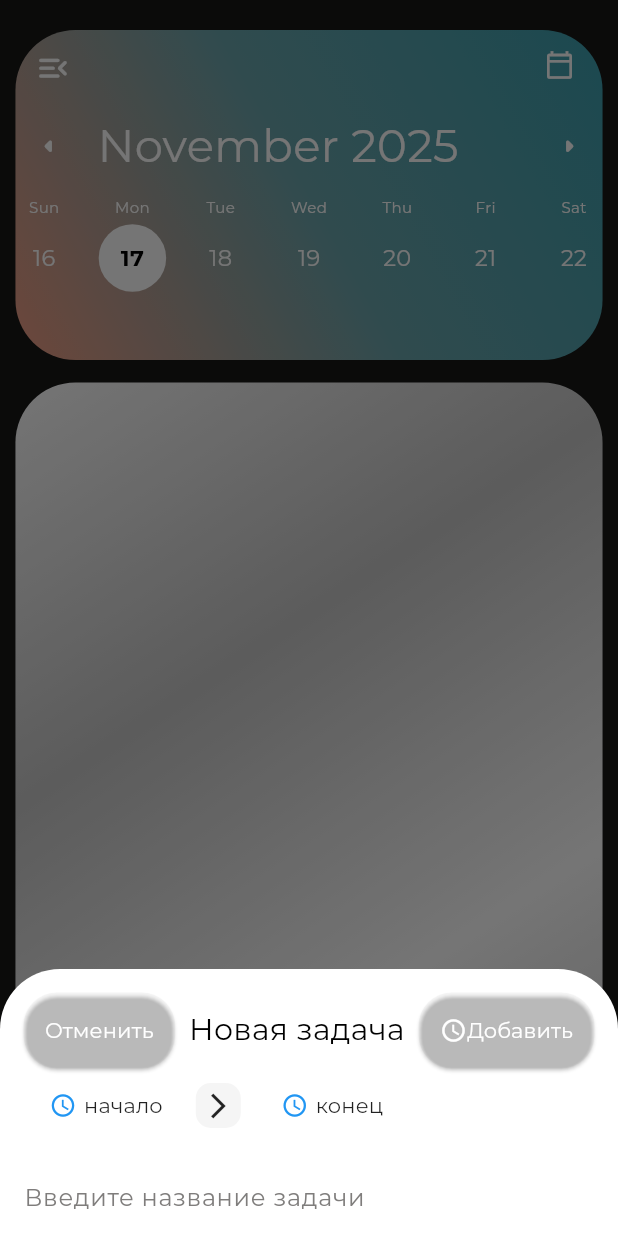
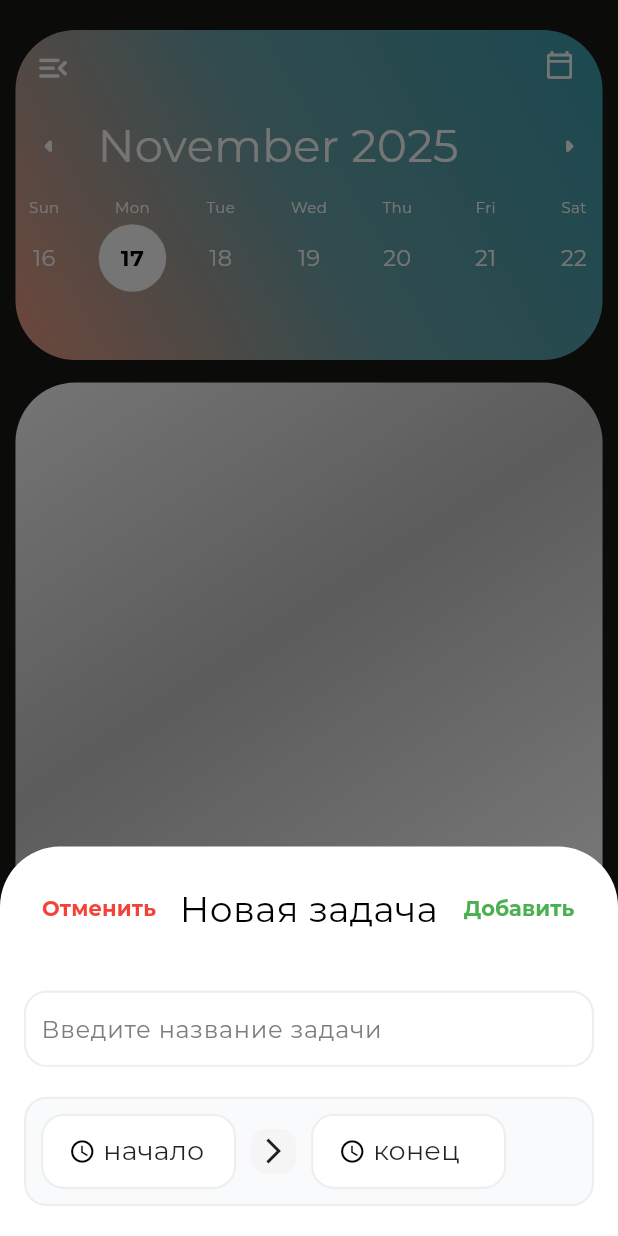
Before and after one commit to Aveerr/Flutter_todo, a Flutter app: the screen it shows after launch, after a tap on the "add" icon, on a phone screen of 412 x 824 dp. Run offline on Flutter 3.47's test engine with Material 3 defaults, Android fonts, the phone set to English and light mode, and no system bars; drawn by our look-alikes of table_calendar; project files that could hold a hidden picture were left out.

Commit message:
feat: Расширен функционал диалогового окна конкретной задачи, изменен дизайн модального окна добавления задачи

```diff
--- a/lib/core/widget/task.dart
+++ b/lib/core/widget/task.dart
@@ -69,9 +69,43 @@ class _TaskState extends State<Task> {
                 child: Padding(
                   padding: EdgeInsets.all(16),
                   child: Container(
-                    width: 100,
+                    width: 200,
                     height: 100,
-                    child: Center(child: Text('ПОКА ЗДЕСЬ НИЧЕГО НЕТУ')),
+                    child: Column(
+                      children: [
+                        Row(
+                          children: [
+                            TextButton(
+                                onPressed: (){},
+                                style: TextButton.styleFrom(
+                                  foregroundColor: Colors.red,
+                                ),
+                                child: Text(
+                                  'Выйти',
+                                  style: TextStyle(
+                                    fontWeight: FontWeight.bold,
+                                    fontSize: 14,
+                                  ),)
+                            ),
+                            Spacer(),
+                            TextButton(
+                                onPressed: (){},
+                                style: TextButton.styleFrom(
+                                  foregroundColor: Colors.green,
+                                ),
+                                child: Text(
+                                  'Сохранить',
+                                  style: TextStyle(
+                                    fontWeight: FontWeight.bold,
+                                    fontSize: 14,
+                                  ),
+                                )
+                            ),
+                          ],
+                        ),
+                        Center(child: Text('ПОКА ЗДЕСЬ НИЧЕГО НЕТУ')),
+                      ],
+                    ),
                   ),
                 ),
               ),
--- a/lib/features/modalBottomSheet/presentation/modal_bottom_sheet.dart
+++ b/lib/features/modalBottomSheet/presentation/modal_bottom_sheet.dart
@@ -32,18 +32,39 @@ void showAddModalBottom(BuildContext context){
             crossAxisAlignment: CrossAxisAlignment.start,
             children: [
               TopBar(selectedDay: selectedDay, date: date, controller: controller),
-              TaskTimeLimit(),
-              SizedBox(height: 12),
-              TextField(
-                controller: controller,
-                decoration: InputDecoration(
-                  hintText: 'Введите название задачи',
-                  hintStyle: TextStyle(color: AppColors.textPrimary),
+              Container(
+                margin: EdgeInsets.only(top: 30),
+                padding: EdgeInsets.symmetric(horizontal: 10),
+                decoration: BoxDecoration(
+                  borderRadius: BorderRadius.circular(15),
+                  border: Border.all(
+                    color: Colors.grey.shade200,
+                    width: 1.4,
+                  ),
                 ),
-                style: TextStyle(color: Colors.black),
+                child: TextField(
+                  controller: controller,
+                  decoration: InputDecoration(
+                    hintText: 'Введите название задачи',
+                    hintStyle: TextStyle(color: AppColors.textPrimary),
+                  ),
+                  style: TextStyle(color: Colors.black),
+                ),
               ),
-              SizedBox(height: 2),
 
+              Container(
+                padding:  EdgeInsets.all(10),
+                margin: EdgeInsets.only(top: 20, bottom: 20),
+                decoration: BoxDecoration(
+                  color: Color.fromRGBO(248, 250, 251, 1),
+                  borderRadius: BorderRadius.circular(15),
+                  border: Border.all(
+                    color: Colors.grey.shade200,
+                    width: 1.4,
+                  )
+                ),
+                child: TaskTimeLimit()
+              ),
             ],
           ),
         ),
--- a/lib/features/modalBottomSheet/presentation/modal_bottom_task_timer.dart
+++ b/lib/features/modalBottomSheet/presentation/modal_bottom_task_timer.dart
@@ -25,10 +25,22 @@ class _TaskTimeLimitState extends State<TaskTimeLimit> {
   Widget build(BuildContext context) {
     final modalState = context.read<ModalBottomState>();
 
-    return Row(
+    return Center(
+      child: Row(
         children: [
           Padding(padding: EdgeInsets.only(top: 50)),
-        TextButton(
+          Container(
+            width: 130,
+            height: 50,
+            decoration: BoxDecoration(
+              border: Border.all(
+                color: Colors.grey.shade200,
+                width: 1.4,
+              ),
+              color: Colors.white,
+              borderRadius: BorderRadius.circular(15)
+            ),
+            child: TextButton(
               onPressed: () async{
                 final pick = await _selectTime(context, TaskStartTime);
                 print(pick);
@@ -41,13 +53,20 @@ class _TaskTimeLimitState extends State<TaskTimeLimit> {
                 children: [
                   Padding(
                     padding: const EdgeInsets.symmetric(horizontal: 5),
-                child: Icon(Icons.access_time),
+                    child: Icon(
+                      Icons.access_time,
+                      color: Colors.black
+                    ),
                   ),
                   Text(
                     TaskStartTime?.format(context) ?? "начало",
-                style: TextStyle(color: Colors.black87),
+                    style: TextStyle(
+                      color: Colors.black87,
+                      fontSize: 18,
+                    ),
                   ),
                 ],
+              ),
             ),
           ), ///Начало задачи
 
@@ -64,7 +83,19 @@ class _TaskTimeLimitState extends State<TaskTimeLimit> {
               size: 20,
             ),
           ),
-        TextButton(
+
+          Container(
+            width: 130,
+            height: 50,
+            decoration: BoxDecoration(
+                border: Border.all(
+                  color: Colors.grey.shade200,
+                  width: 1.4,
+                ),
+                color: Colors.white,
+                borderRadius: BorderRadius.circular(15)
+            ),
+            child: TextButton(
               onPressed: () async{
                 final pick = await _selectTime(context, TaskEndTime);
                 print(pick);
@@ -78,16 +109,24 @@ class _TaskTimeLimitState extends State<TaskTimeLimit> {
                 children: [
                   Padding(
                     padding: EdgeInsetsGeometry.symmetric(horizontal: 5),
-                child: Icon(Icons.access_time),
+                    child: Icon(
+                      Icons.access_time,
+                      color: Colors.black,
+                    ),
                   ),
                   Text(
                     TaskEndTime?.format(context) ?? "конец",
-                style: TextStyle(color: Colors.black87),
+                    style: TextStyle(
+                      color: Colors.black87,
+                      fontSize: 18,
+                    ),
                   ),
                 ],
               ),
+            ),
           )
         ],
+      ),
     ); ///Конец задачи
   }
 }
--- a/lib/features/modalBottomSheet/presentation/modal_bottom_top_bar.dart
+++ b/lib/features/modalBottomSheet/presentation/modal_bottom_top_bar.dart
@@ -26,7 +26,7 @@ class TopBar extends StatelessWidget {
       child: Row(
         mainAxisAlignment: MainAxisAlignment.center,
         children: [
-          ElevatedButton(
+          TextButton(
               style: ElevatedButton.styleFrom(
                 backgroundColor: Colors.transparent,
                 side: BorderSide(color: Colors.transparent, width: 0),
@@ -38,16 +38,26 @@ class TopBar extends StatelessWidget {
                   print('#moddal_bottom отменено создание задачи');
                 }
               },
-              child: Text('Отменить')
+              child: Text(
+                'Отменить',
+                style: TextStyle(
+                  color: Colors.red,
+                  fontWeight: FontWeight.bold,
+                  fontSize: 14,
+                )
+              )
           ), ///ОТМЕНИТЬ ЗАДАЧУ
           Expanded(
               child: Text(
                 'Новая задача',
-                style: TextStyle(fontSize: 20, color: Colors.black),
+                style: TextStyle(
+                    fontSize: 24,
+                    color: Colors.black
+                ),
                 textAlign: TextAlign.center,
               )
           ), ///НОВАЯ ЗАДАЧА НАДПИСЬ
-          ElevatedButton(
+          TextButton(
             style: ElevatedButton.styleFrom(
               backgroundColor: Colors.transparent,
               side: BorderSide(color: Colors.transparent, width: 0),
@@ -79,12 +89,15 @@ class TopBar extends StatelessWidget {
                 }
               }
             },
-            child: Row(
-              children: [
-                Icon(Icons.access_time),
-                Text('Добавить'),
-              ],
-            )
+
+            child: Text(
+              'Добавить',
+              style: TextStyle(
+                color: Colors.green,
+                fontWeight: FontWeight.bold,
+                fontSize: 14,
+              )
+            ),
           ), /// СОЗДАТЬ ЗАДАЧУ
         ],
       ),
```
Lines whose indentation alone changed are shown as unchanged.
